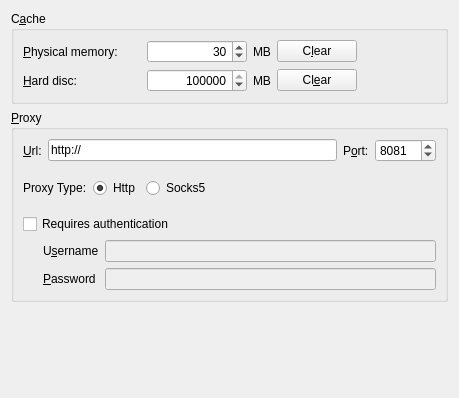
This is src/lib/MarbleCacheSettingsWidget.ui in KDE/marble as Qt 5 draws it before an edit. The edited form follows.
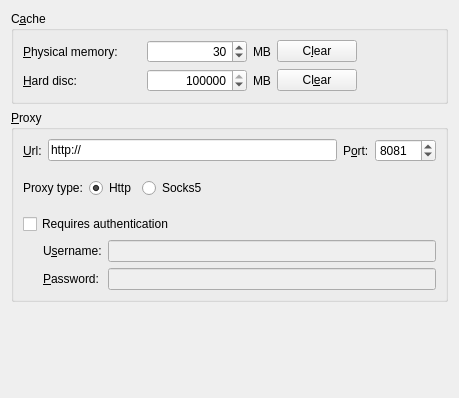
This is the edited form.

```diff
--- a/src/lib/MarbleCacheSettingsWidget.ui
+++ b/src/lib/MarbleCacheSettingsWidget.ui
@@ -233,7 +233,7 @@
         <item>
          <widget class="QLabel" name="label_proxyType">
           <property name="text">
-           <string>Proxy Type:</string>
+           <string>Proxy type:</string>
           </property>
          </widget>
         </item>
@@ -316,7 +316,7 @@
         <item row="0" column="1">
          <widget class="QLabel" name="label_username">
           <property name="text">
-           <string>U&amp;sername</string>
+           <string>U&amp;sername:</string>
           </property>
           <property name="buddy">
            <cstring>kcfg_proxyUser</cstring>
@@ -349,7 +349,7 @@
         <item row="1" column="1">
          <widget class="QLabel" name="label_password">
           <property name="text">
-           <string>&amp;Password</string>
+           <string>&amp;Password:</string>
           </property>
           <property name="buddy">
            <cstring>kcfg_proxyPass</cstring>
```
